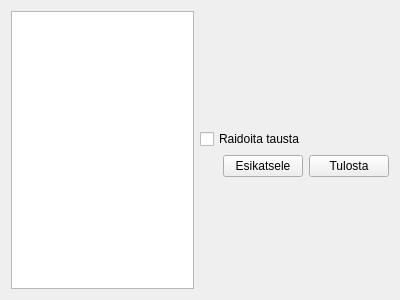
Old version of the form kitupiikki/raportti/raportti.ui in the repository artoh/kitupiikki.
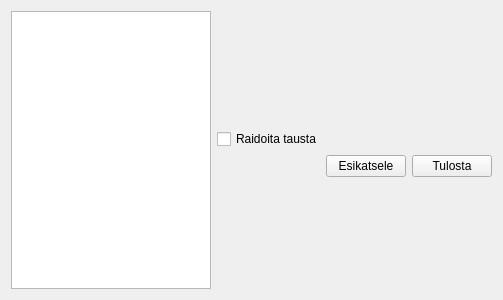
New version of the form. Icons and pictures are not drawn.

Patch:
```diff
--- a/kitupiikki/raportti/raportti.ui
+++ b/kitupiikki/raportti/raportti.ui
@@ -6,7 +6,7 @@
    <rect>
     <x>0</x>
     <y>0</y>
-    <width>400</width>
+    <width>503</width>
     <height>300</height>
    </rect>
   </property>
```
Left out of the diff: 15 changed lines with no effect on the pictures.
